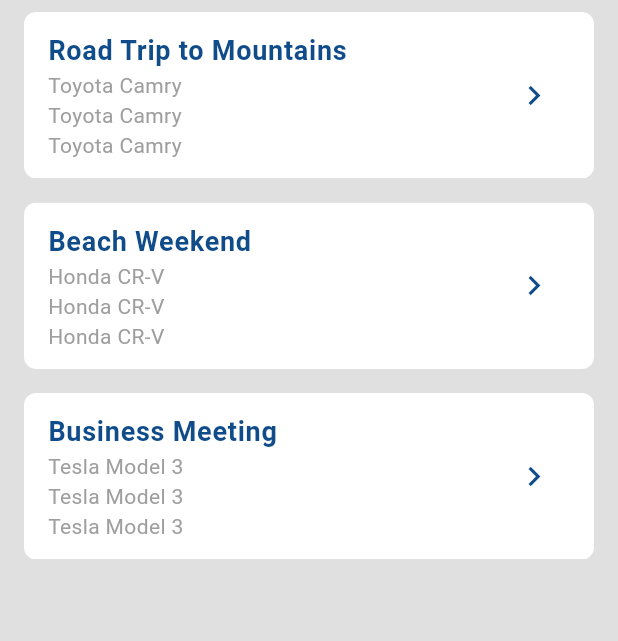
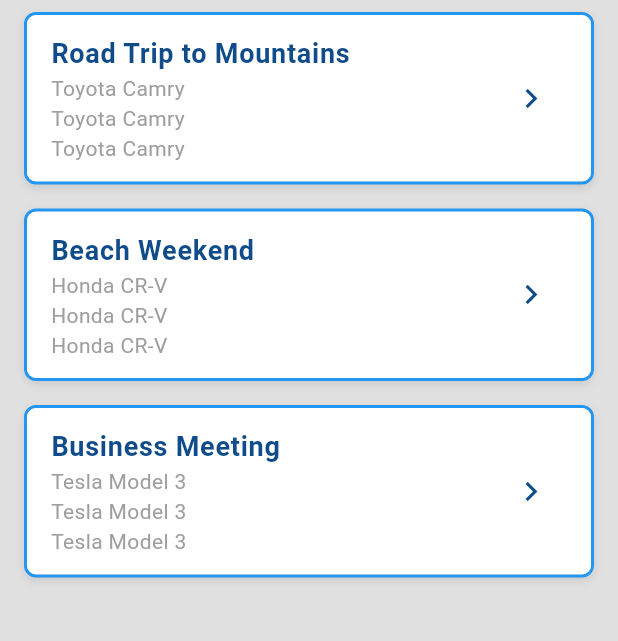
Before and after one commit to skieabad/flutter_experiment, a Flutter app: the ExperimentDefaultSliderPage screen opened directly, on a phone screen of 412 x 824 dp, the part 84-725 px from its top. Run offline on Flutter 3.47's test engine with Material 3 defaults, Android fonts, the phone set to English and light mode, and no system bars; drawn by our look-alikes of flutter_slidable; our stand-ins replace flutter_expandable_fab, flutter_svg, go_router; missing offline and left inert: floating_action_bubble, simple_barcode_scanner.

Commit message:
add an experiment slider

```diff
--- a/lib/pages/experiment_default_slider_page.dart
+++ b/lib/pages/experiment_default_slider_page.dart
@@ -44,8 +44,22 @@ class _ExperimentDefaultSliderPageState
 
           return Padding(
             padding: EdgeInsets.symmetric(vertical: 8, horizontal: 16),
+            child: Container(
+              decoration: BoxDecoration(
+                border: Border.all(color: Colors.blue, width: 2),
+                borderRadius: BorderRadius.circular(8),
+                boxShadow: [
+                  BoxShadow(
+                    color: Color.fromARGB(25, 0, 0, 0),
+                    blurRadius: 4,
+                    offset: Offset(0, 2),
+                  ),
+                ],
+              ),
               child: ClipRRect(
-              borderRadius: BorderRadius.circular(8),
+                borderRadius: BorderRadius.circular(
+                  6,
+                ), // Slightly smaller to account for border
                 child: Slidable(
                   useTextDirection: true,
                   direction: Axis.horizontal,
@@ -87,16 +101,7 @@ class _ExperimentDefaultSliderPageState
                     ],
                   ),
                   child: Container(
-                  decoration: BoxDecoration(
                     color: Colors.white,
-                    boxShadow: [
-                      BoxShadow(
-                        color: Color.fromARGB(25, 0, 0, 0),
-                        blurRadius: 4,
-                        offset: Offset(0, 2),
-                      ),
-                    ],
-                  ),
                     child: InkWell(
                       splashColor: Colors.transparent,
                       highlightColor: Colors.transparent,
@@ -121,15 +126,24 @@ class _ExperimentDefaultSliderPageState
                           children: [
                             Text(
                               trip.vehicleName,
-                            style: TextStyle(fontSize: 14, color: Colors.grey),
+                              style: TextStyle(
+                                fontSize: 14,
+                                color: Colors.grey,
+                              ),
                             ),
                             Text(
                               trip.vehicleName,
-                            style: TextStyle(fontSize: 14, color: Colors.grey),
+                              style: TextStyle(
+                                fontSize: 14,
+                                color: Colors.grey,
+                              ),
                             ),
                             Text(
                               trip.vehicleName,
-                            style: TextStyle(fontSize: 14, color: Colors.grey),
+                              style: TextStyle(
+                                fontSize: 14,
+                                color: Colors.grey,
+                              ),
                             ),
                           ],
                         ),
@@ -140,6 +154,7 @@ class _ExperimentDefaultSliderPageState
                             color: primaryColor,
                           ),
                           onPressed: null,
+                        ),
                       ),
                     ),
                   ),
```
Lines whose indentation alone changed are shown as unchanged.
